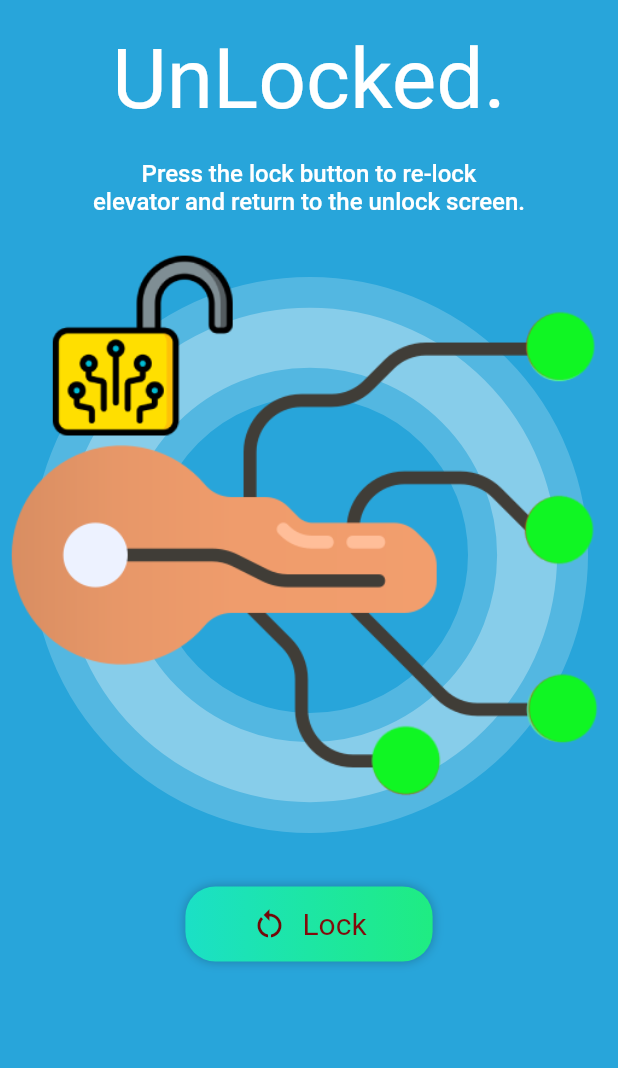
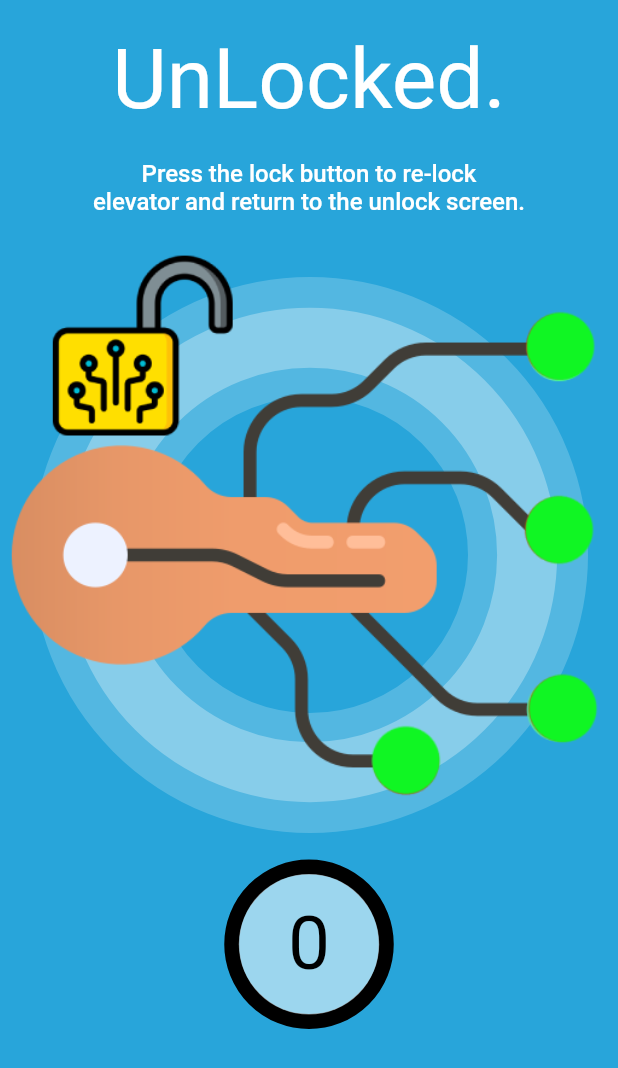
Before and after one commit to ahmedzahran24/Elevator-Flutter-App-master, a Flutter app: the lock screen opened directly, on a phone screen of 412 x 824 dp. Shown: the top 1068 px of the screen. Run offline on Flutter 3.47's test engine with Material 2 defaults, Android fonts, the phone set to English and light mode, and no system bars; drawn by our look-alikes of circular_countdown_timer; our stand-ins replace animated_splash_screen, cloud_firestore, firebase_auth, firebase_core, flutter_svg, get and 6 more; missing offline and left inert: flutter_mjpeg; accounts and stored records are empty; Roboto replaces fonts that are missing (UbuntuBold).

Commit message:
تفعيل المؤقت في صفحة القفل

```diff
--- a/lib/main.dart
+++ b/lib/main.dart
@@ -4,6 +4,7 @@
 
 import 'package:cloud_firestore/cloud_firestore.dart';
 import 'package:firebase_core/firebase_core.dart';
+import 'package:test2/1.dart';
 import 'package:test2/addUser.dart';
 import 'package:test2/cam.dart';
 
@@ -14,6 +15,7 @@
 import 'package:test2/start.dart';
 import 'package:test2/unlock.dart';
 import 'package:test2/unlouck/screens/getstarted.dart';
+import 'package:test2/unlouck/screens/lock.dart';
 import 'package:test2/userMain.dart';
 import 'firebase_options.dart';
 import 'package:animated_splash_screen/animated_splash_screen.dart';
@@ -51,7 +53,7 @@
       debugShowCheckedModeBanner: false,
       // home: OnbodingScreen(),
 
-      home: GetStarted(),
+      home: lock(),
     );
   }
 }
--- a/lib/unlouck/screens/lock.dart
+++ b/lib/unlouck/screens/lock.dart
@@ -1,3 +1,5 @@
+import 'dart:async';
+
 import 'package:flutter/material.dart';
 
 import 'package:just_audio/just_audio.dart';
@@ -8,6 +10,8 @@
 import 'package:test2/unlouck/screens/lock.dart';
 import 'package:test2/unlouck/widgets/backgroundcircle.dart';
 import 'package:cloud_firestore/cloud_firestore.dart';
+import 'package:circular_countdown_timer/circular_countdown_timer.dart';
+import 'package:rflutter_alert/rflutter_alert.dart';
 
 void unlockelv() async {
   final CollectionReference usersRef =
@@ -36,6 +40,13 @@
   @override
   void initState() {
     super.initState();
+    Timer(Duration(seconds: 17), () {
+      unlockelv();
+      Navigator.push(
+        context,
+        MaterialPageRoute(builder: (context) => const GetStarted()),
+      );
+    });
     Future.delayed(Duration.zero, () {
       _updateSize();
     });
@@ -47,6 +58,8 @@
     });
   }
 
+  CountDownController _controller = CountDownController();
+  bool _isPause = false;
   @override
   Widget build(BuildContext context) {
     final res_width = MediaQuery.of(context).size.width;
@@ -164,61 +177,41 @@
               });
             },
             child: SizedBox(
-              height: 10,
+              height: 1,
             ),
           ),
           const SizedBox(
-            height: 5,
+            height: 1,
           ),
-          Align(
-            alignment: Alignment.center,
-            child: GestureDetector(
-              onTap: () async {
-                // await _player.setAsset('assets/audio/success.m4a');
-                // _player.play();
-                unlockelv();
-                Navigator.push(
-                  context,
-                  MaterialPageRoute(builder: (context) => const GetStarted()),
-                );
+          Center(
+            child: CircularCountDownTimer(
+              width: MediaQuery.of(context).size.width / 3.5,
+              height: MediaQuery.of(context).size.height / 8,
+              duration: 14,
+              fillColor: Colors.amber,
+              controller: _controller,
+              backgroundColor: Colors.white54,
+              strokeWidth: 10.0,
+              strokeCap: StrokeCap.round,
+              isTimerTextShown: true,
+              isReverse: false,
+              onComplete: () {
+                Alert(
+                        context: context,
+                        title: 'The Elevator is locked',
+                        style: AlertStyle(
+                          isCloseButton: true,
+                          isButtonVisible: false,
+                          titleStyle: TextStyle(
+                            color: Color.fromARGB(255, 43, 43, 43),
+                            fontSize: 30.0,
+                          ),
+                        ),
+                        type: AlertType.success)
+                    .show();
               },
-              child: Container(
-                width: res_width * 0.4,
-                decoration: BoxDecoration(
-                  borderRadius: BorderRadius.circular(20),
-                  gradient: LinearGradient(
-                    begin: Alignment.centerLeft,
-                    end: Alignment.centerRight,
-                    colors: [
-                      Color.fromARGB(255, 27, 224, 198),
-                      Color.fromARGB(255, 31, 236, 130),
-                    ],
-                  ),
-                  boxShadow: [
-                    BoxShadow(color: Colors.black26, blurRadius: 5),
-                  ],
-                ),
-                child: Padding(
-                  padding: const EdgeInsets.all(13.0),
-                  child: Row(
-                    mainAxisAlignment: MainAxisAlignment.center,
-                    children: [
-                      const Icon(
-                        Icons.restart_alt,
-                        color: Color.fromARGB(255, 115, 8, 8),
-                      ),
-                      const SizedBox(
-                        width: 10,
-                      ),
-                      Text('Lock',
-                          style: Theme.of(context).textTheme.titleMedium!.merge(
-                              const TextStyle(
-                                  color: Color.fromARGB(255, 130, 11, 11),
-                                  fontSize: 20)))
-                    ],
-                  ),
-                ),
-              ),
+              textStyle: TextStyle(fontSize: 50.0, color: Colors.black),
+              ringColor: Colors.black,
             ),
           ),
         ],
--- a/pubspec.yaml
+++ b/pubspec.yaml
@@ -56,6 +56,9 @@
   just_audio: ^0.9.32
   slide_to_act: ^2.0.1
   get: ^4.6.5
+  circular_countdown: ^2.1.0
+  circular_countdown_timer: ^0.2.3
+  rflutter_alert: ^2.0.4
 
 
 dev_dependencies:
```
Also changed, not shown: lib/1.dart (added, +82 -0 lines), pubspec.lock.
